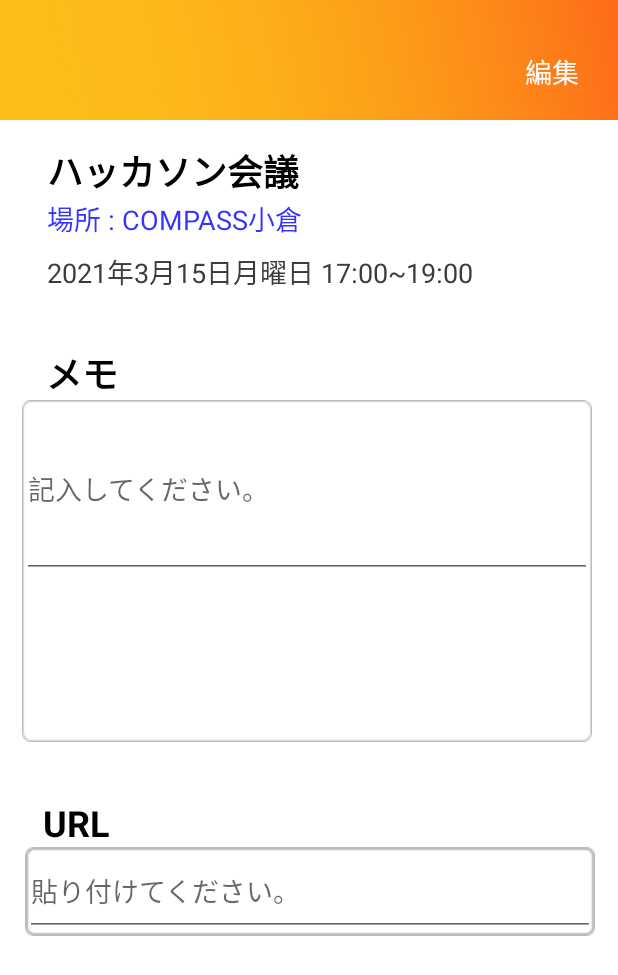
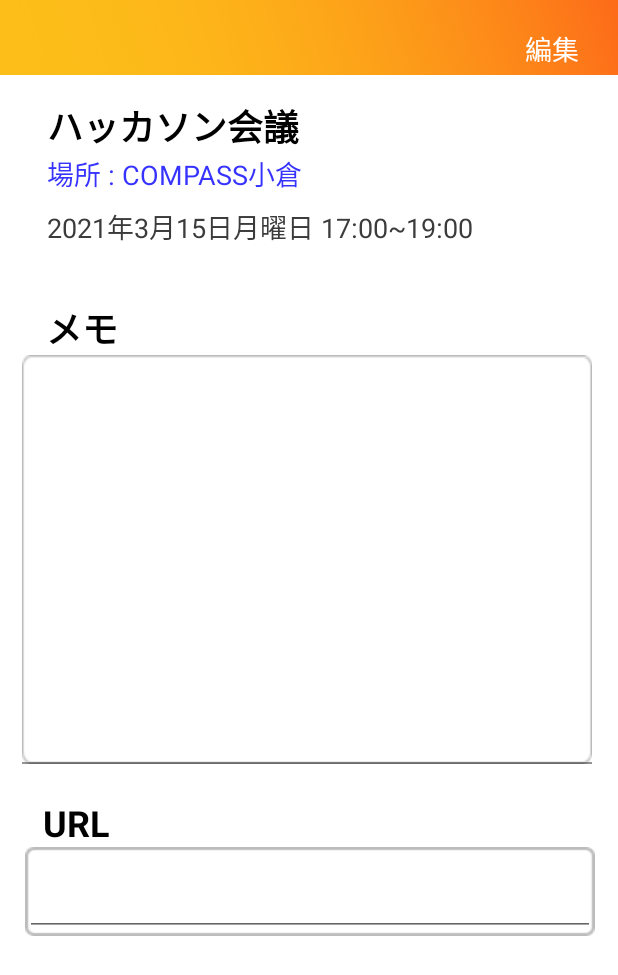
Before and after one commit to yui0805/haaka, an Android app: the page8 screen opened directly, with no data from a screen before it, on a phone screen of 412 x 824 dp. Shown: the top 975 px of the screen. Run offline under Robolectric (Android 15) with nearby library versions, the phone set to English and light mode, and no system bars.

Commit message:
page8 dekita!!!!

```diff
--- a/app/src/main/res/layout/activity_page8.xml
+++ b/app/src/main/res/layout/activity_page8.xml
@@ -77,7 +77,7 @@
     <androidx.appcompat.widget.Toolbar
         android:id="@+id/toolbar2"
         android:layout_width="0dp"
-        android:layout_height="80dp"
+        android:layout_height="50dp"
         android:layout_marginBottom="16dp"
         android:background="@drawable/header"
         android:minHeight="?attr/actionBarSize"
@@ -143,17 +143,6 @@
         app:layout_constraintStart_toStartOf="@+id/place_view"
         app:layout_constraintTop_toBottomOf="@+id/place_view" />
 
-    <com.google.android.material.textfield.TextInputEditText
-        android:id="@+id/textInputEditText2"
-        android:layout_width="380dp"
-        android:layout_height="0dp"
-        android:layout_marginBottom="109dp"
-        android:hint="記入してください。"
-        app:layout_constraintBottom_toBottomOf="@+id/yotei_memo"
-        app:layout_constraintEnd_toEndOf="@+id/yotei_memo"
-        app:layout_constraintStart_toStartOf="@+id/yotei_memo"
-        app:layout_constraintTop_toTopOf="@+id/yotei_memo" />
-
     <com.google.android.material.textfield.TextInputLayout
         android:id="@+id/textInputLayout3"
         android:layout_width="0dp"
@@ -168,23 +157,25 @@
     <com.google.android.material.textfield.TextInputEditText
         android:layout_width="0dp"
         android:layout_height="0dp"
-        android:hint="貼り付けてください。"
         app:layout_constraintBottom_toBottomOf="@+id/editTextTextPersonName5"
         app:layout_constraintEnd_toEndOf="@+id/editTextTextPersonName5"
         app:layout_constraintStart_toStartOf="@+id/editTextTextPersonName5"
         app:layout_constraintTop_toTopOf="@+id/editTextTextPersonName5" />
 
     <com.google.android.material.textfield.TextInputLayout
-        android:id="@+id/textInputLayout2"
-        android:layout_width="380dp"
+        android:layout_width="0dp"
         android:layout_height="0dp"
         app:layout_constraintBottom_toBottomOf="@+id/yotei_memo"
-        app:layout_constraintEnd_toEndOf="parent"
-        app:layout_constraintHorizontal_bias="0.516"
-        app:layout_constraintStart_toStartOf="parent"
-        app:layout_constraintTop_toTopOf="@+id/yotei_memo"
-        app:layout_constraintVertical_bias="0.928">
+        app:layout_constraintEnd_toEndOf="@+id/yotei_memo"
+        app:layout_constraintStart_toStartOf="@+id/yotei_memo"
+        app:layout_constraintTop_toTopOf="@+id/yotei_memo">
 
+        <com.google.android.material.textfield.TextInputEditText
+            android:layout_width="match_parent"
+            android:layout_height="match_parent"
+            android:autoText="false"
+            android:background="#00FFFFFF"
+            android:freezesText="false" />
     </com.google.android.material.textfield.TextInputLayout>
 
 </androidx.constraintlayout.widget.ConstraintLayout>
```
